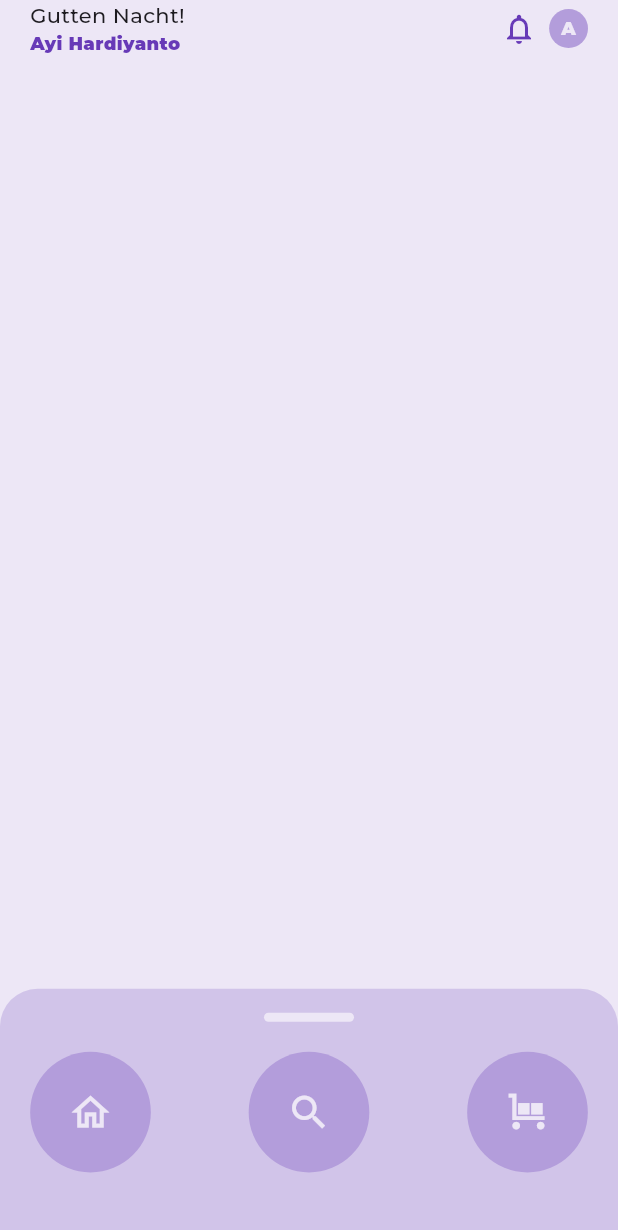
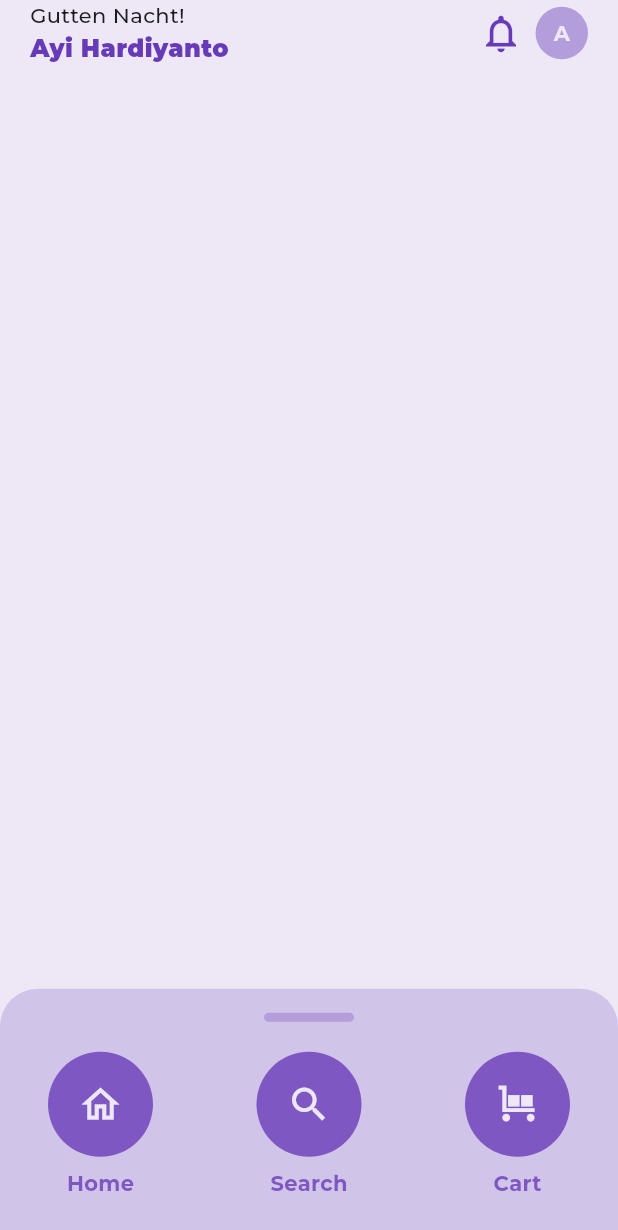
Before and after one commit to hardwhy/payung_teduh, a Flutter app: the HomeScreen screen opened by its route, on a phone screen of 412 x 824 dp. Shown: the top 1230 px of the screen. Run offline on Flutter 3.47's test engine with Material 3 defaults, Android fonts, the phone set to English and light mode, and no system bars; our stand-ins replace flutter_bloc, flutter_svg, shared_preferences; accounts and stored records are empty; project files that could hold a hidden picture were left out.

Commit message:
refactor: adjust menu icon

```diff
--- a/lib/presentation/screens/home/widgets/home_app_bar.dart
+++ b/lib/presentation/screens/home/widgets/home_app_bar.dart
@@ -1,5 +1,6 @@
 import 'package:flutter/material.dart';
 import 'package:payung_teduh/presentation/themes/themes.dart';
+import 'package:payung_teduh/presentation/widgets/widgets.dart';
 
 class HomeAppBar extends StatelessWidget {
   const HomeAppBar({
@@ -14,21 +15,28 @@ class HomeAppBar extends StatelessWidget {
           crossAxisAlignment: CrossAxisAlignment.start,
           children: [
             Paragraph('Gutten Nacht!'),
-            Body1.bold(
+            H3(
               'Ayi Hardiyanto',
               color: Colors.deepPurple,
             )
           ],
         ),
         const Spacer(),
-        const Icon(Icons.notifications_outlined,
-            color: Colors.deepPurple),
+        Ripplify(
+          child: const Icon(
+            Icons.notifications_outlined,
+            color: Colors.deepPurple,
+            size: 30,
+          ),
+          onTap: () {},
+        ),
         const SizedBox(width: 8),
-        Container(
-          padding: const EdgeInsets.all(8),
+        Ripplify(
+          onTap: () {},
+          padding: const EdgeInsets.all(12),
           decoration: BoxDecoration(
               shape: BoxShape.circle, color: Colors.deepPurple[200]),
-          child: Body1.bold(
+          child: Paragraph.bold(
             'A',
             color: Colors.deepPurple[50],
           ),
--- a/lib/presentation/screens/home/widgets/home_navigation.dart
+++ b/lib/presentation/screens/home/widgets/home_navigation.dart
@@ -1,4 +1,6 @@
 import 'package:flutter/material.dart';
+import 'package:payung_teduh/presentation/themes/themes.dart';
+import 'package:payung_teduh/presentation/widgets/widgets.dart';
 
 class HomeNavigation extends StatelessWidget {
   const HomeNavigation({
@@ -10,7 +12,7 @@ class HomeNavigation extends StatelessWidget {
     return DraggableScrollableSheet(
       expand: true,
       snap: true,
-      maxChildSize: .5,
+      maxChildSize: .6,
       minChildSize: .2,
       initialChildSize: .2,
       builder: (context, scrollController) => Container(
@@ -27,7 +29,7 @@ class HomeNavigation extends StatelessWidget {
             Container(
               margin: const EdgeInsets.only(top: 16),
               decoration: BoxDecoration(
-                color: Colors.deepPurple[50],
+                color: Colors.deepPurple[200],
                 borderRadius: BorderRadius.circular(60),
               ),
               width: 60,
@@ -37,43 +39,56 @@ class HomeNavigation extends StatelessWidget {
               child: GridView.count(
                 physics: const ClampingScrollPhysics(),
                 crossAxisCount: 3,
-                mainAxisSpacing: 30,
-                crossAxisSpacing: 25,
+                mainAxisSpacing: 5,
+                crossAxisSpacing: 5,
                 padding: const EdgeInsets.symmetric(vertical: 20),
-                childAspectRatio: 1.5,
+                childAspectRatio: 1,
                 controller: scrollController,
                 children: [
-                  Container(
-                    decoration: BoxDecoration(
-                        shape: BoxShape.circle, color: Colors.deepPurple[200]),
-                    // padding: const EdgeInsets.all(8),
-                    child: Icon(
-                      Icons.home_outlined,
-                      size: 30,
-                      color: Colors.deepPurple[50],
-                    ),
+                  MenuIcon(
+                    icon: Icons.home_outlined,
+                    text: 'Home',
+                    onTap: () {},
                   ),
-                  Container(
-                    decoration: BoxDecoration(
-                      shape: BoxShape.circle,
-                      color: Colors.deepPurple[200],
-                    ),
-                    padding: const EdgeInsets.all(8),
-                    child: Icon(
-                      Icons.search,
-                      size: 30,
-                      color: Colors.deepPurple[50],
-                    ),
+                  MenuIcon(
+                    icon: Icons.search,
+                    text: 'Search',
+                    onTap: () {},
                   ),
-                  Container(
-                    decoration: BoxDecoration(
-                        shape: BoxShape.circle, color: Colors.deepPurple[200]),
-                    padding: const EdgeInsets.all(8),
-                    child: Icon(
-                      Icons.trolley,
-                      size: 30,
-                      color: Colors.deepPurple[50],
-                    ),
+                  MenuIcon(
+                    icon: Icons.trolley,
+                    text: 'Cart',
+                    onTap: () {},
+                  ),
+                  MenuIcon(
+                    icon: Icons.home_outlined,
+                    text: 'Home',
+                    onTap: () {},
+                  ),
+                  MenuIcon(
+                    icon: Icons.search,
+                    text: 'Search',
+                    onTap: () {},
+                  ),
+                  MenuIcon(
+                    icon: Icons.trolley,
+                    text: 'Cart',
+                    onTap: () {},
+                  ),
+                  MenuIcon(
+                    icon: Icons.home_outlined,
+                    text: 'Home',
+                    onTap: () {},
+                  ),
+                  MenuIcon(
+                    icon: Icons.search,
+                    text: 'Search',
+                    onTap: () {},
+                  ),
+                  MenuIcon(
+                    icon: Icons.trolley,
+                    text: 'Cart',
+                    onTap: () {},
                   ),
                 ],
               ),
--- /dev/null
+++ b/lib/presentation/widgets/src/menu_icon.dart
@@ -0,0 +1,45 @@
+// ignore_for_file: public_member_api_docs, sort_constructors_first
+import 'package:flutter/material.dart';
+
+import 'package:payung_teduh/presentation/themes/themes.dart';
+import 'package:payung_teduh/presentation/widgets/src/ripple.dart';
+
+class MenuIcon extends StatelessWidget {
+  final IconData icon;
+  final String text;
+  final VoidCallback? onTap;
+  const MenuIcon({
+    super.key,
+    required this.icon,
+    required this.text,
+    this.onTap,
+  });
+
+  @override
+  Widget build(BuildContext context) {
+    return Column(
+      mainAxisSize: MainAxisSize.min,
+      children: [
+        Ripplify(
+          onTap: onTap,
+          rippleBorderRadius: BorderRadius.circular(90),
+          padding: const EdgeInsets.all(20),
+          decoration: BoxDecoration(
+            shape: BoxShape.circle,
+            color: Colors.deepPurple[400],
+          ),
+          child: Icon(
+            icon,
+            size: 30,
+            color: Colors.deepPurple[50],
+          ),
+        ),
+        const SizedBox(height: 8),
+        Paragraph.bold(
+          text,
+          color: Colors.deepPurple[400],
+        )
+      ],
+    );
+  }
+}
--- /dev/null
+++ b/lib/presentation/widgets/src/ripple.dart
@@ -0,0 +1,90 @@
+// ignore_for_file: public_member_api_docs, sort_constructors_first
+import 'package:flutter/material.dart';
+
+abstract class RippleWrapper extends StatelessWidget {
+  final VoidCallback? onTap;
+  final double? height;
+  final double? width;
+  final BoxDecoration? decoration;
+  final Widget? child;
+  final BorderRadius? rippleBorderRadius;
+  final EdgeInsets? padding;
+  final EdgeInsets? margin;
+  final Color? rippleColor;
+
+  final Alignment? alignment;
+
+  const RippleWrapper({
+    super.key,
+    this.onTap,
+    this.height,
+    this.width,
+    this.decoration,
+    this.child,
+    this.rippleBorderRadius,
+    this.padding,
+    this.margin,
+    this.alignment,
+    this.rippleColor,
+  });
+
+  @protected
+  Widget childContainer(BuildContext context, Widget? child);
+
+  @protected
+  Widget decoratorContainer(BuildContext context, Widget child);
+
+  @override
+  Widget build(BuildContext context) {
+    return decoratorContainer(
+      context,
+      Material(
+        color: Colors.transparent,
+        child: InkWell(
+          highlightColor: rippleColor ?? Colors.black26,
+          splashColor: (rippleColor ?? Colors.black38).withOpacity(.5),
+          borderRadius: rippleBorderRadius ?? BorderRadius.circular(8),
+          onTap: onTap,
+          child: childContainer(context, child),
+        ),
+      ),
+    );
+  }
+}
+
+/// A simple implementation of [RippleWrapper] that uses a [Container] as its child.
+class Ripplify extends RippleWrapper {
+  const Ripplify({
+    super.key,
+    super.onTap,
+    super.height,
+    super.width,
+    super.decoration,
+    super.child,
+    super.rippleBorderRadius,
+    super.padding,
+    super.margin,
+    super.rippleColor,
+    super.alignment,
+  });
+
+  @override
+  Widget childContainer(BuildContext context, Widget? child) {
+    return Container(
+      padding: padding,
+      height: height,
+      width: width,
+      alignment: alignment,
+      child: child,
+    );
+  }
+
+  @override
+  Widget decoratorContainer(BuildContext context, Widget child) {
+    return Container(
+      decoration: decoration,
+      margin: margin,
+      child: child,
+    );
+  }
+}
--- a/lib/presentation/widgets/widgets.dart
+++ b/lib/presentation/widgets/widgets.dart
@@ -0,0 +1,2 @@
+export 'src/menu_icon.dart';
+export 'src/ripple.dart';
```
